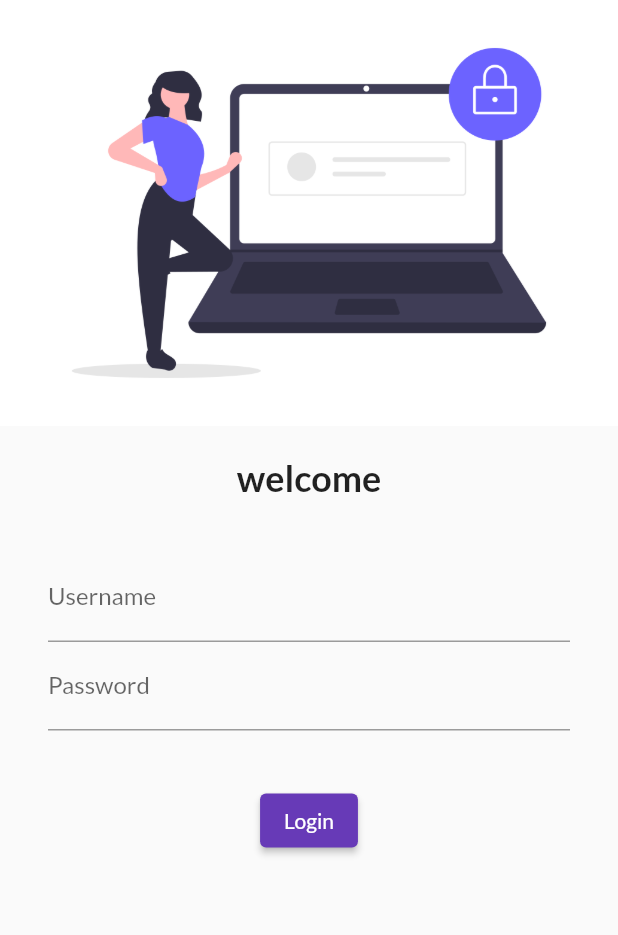
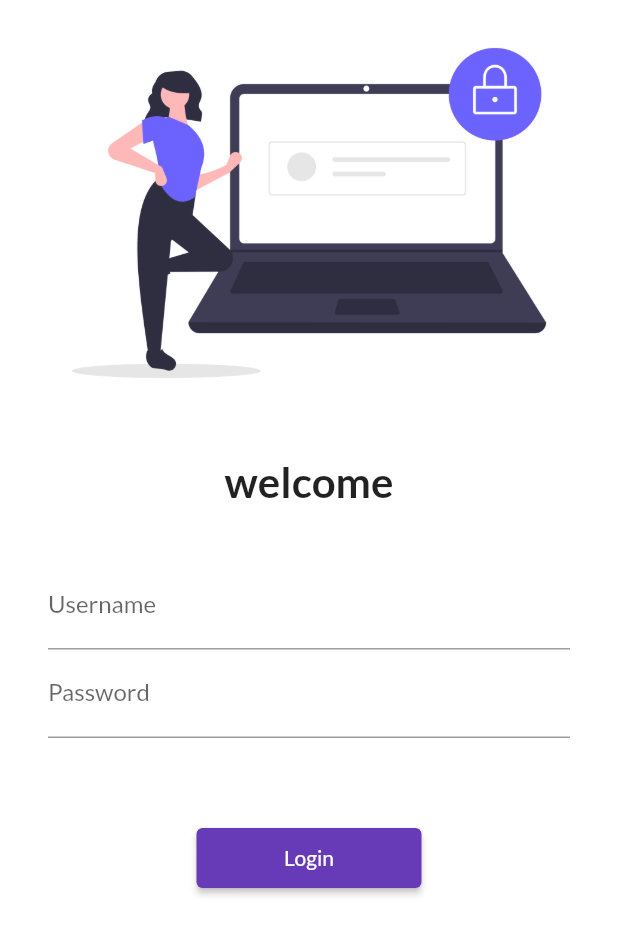
Before and after one commit to Rahulsinghkhatri/FIRST_FLUTTER_APP, a Flutter app: the screen it shows after launch, on a phone screen of 412 x 824 dp. Shown: the top 935 px of the screen. Run offline on Flutter 3.47's test engine with Material 2 defaults, Android fonts, the phone set to English and light mode, and no system bars; our stand-ins replace google_fonts.

Commit message:
day5 completed

```diff
--- a/flutter_application_1/lib/main.dart
+++ b/flutter_application_1/lib/main.dart
@@ -1,6 +1,7 @@
 import 'package:flutter/material.dart';
 import 'package:flutter_application_1/pages/home_page.dart';
 import 'package:flutter_application_1/pages/login_page.dart';
+import 'package:flutter_application_1/utils/routes.dart';
 import 'package:google_fonts/google_fonts.dart';
 
 void main() {
@@ -22,11 +23,11 @@ class MyApp extends StatelessWidget {
           brightness: Brightness
               .dark //it will overide the deepPurple color so the theme will be dark
           ),
-      initialRoute: "/Login",
+      initialRoute: "/",
       routes: {
-        "/": (context) => HomePage(),
-        "/home": (context) => HomePage(),
-        "/Login": (context) => LoginPage()
+        "/": (context) => LoginPage(),
+        MyRoutes.homeRoute: (context) => HomePage(),
+        MyRoutes.loginRoute: (context) => LoginPage()
       },
     );
   }
--- a/flutter_application_1/lib/pages/login_page.dart
+++ b/flutter_application_1/lib/pages/login_page.dart
@@ -1,9 +1,12 @@
 import 'package:flutter/material.dart';
+import 'package:flutter_application_1/utils/routes.dart';
 
 class LoginPage extends StatelessWidget {
   @override
   Widget build(BuildContext context) {
     return Material(
+      color: Colors.white,
+      child: SingleChildScrollView(
         child: Column(
           children: [
             Image.asset(
@@ -16,7 +19,7 @@ class LoginPage extends StatelessWidget {
             Text(
               "welcome",
               style: TextStyle(
-              fontSize: 24,
+                fontSize: 28,
                 fontWeight: FontWeight.bold,
               ),
             ),
@@ -38,19 +41,20 @@ class LoginPage extends StatelessWidget {
                         hintText: "Enter Password", labelText: "Password"),
                   ),
                   SizedBox(
-                  height: 20.0,
+                    height: 40.0,
                   ),
                 ],
               ),
             ),
             ElevatedButton(
               onPressed: () {
-              print("Hi Brother");
+                Navigator.pushNamed(context, MyRoutes.homeRoute);
               },
               child: Text("Login"),
-            style: TextButton.styleFrom(),
+              style: TextButton.styleFrom(minimumSize: Size(150, 40)),
             ),
           ],
+        ),
       ),
     );
   }
--- /dev/null
+++ b/flutter_application_1/lib/utils/routes.dart
@@ -0,0 +1,4 @@
+class MyRoutes {
+  static String loginRoute = "/login";
+  static String homeRoute = "/home";
+}
```
Lines whose indentation alone changed are shown as unchanged.
